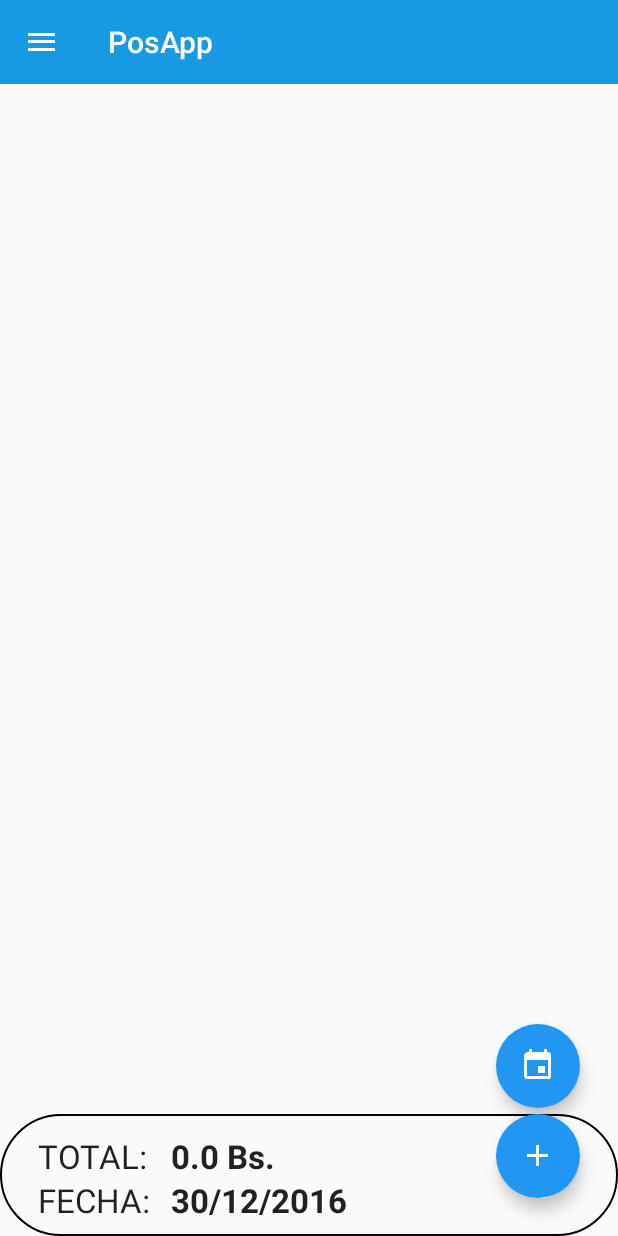
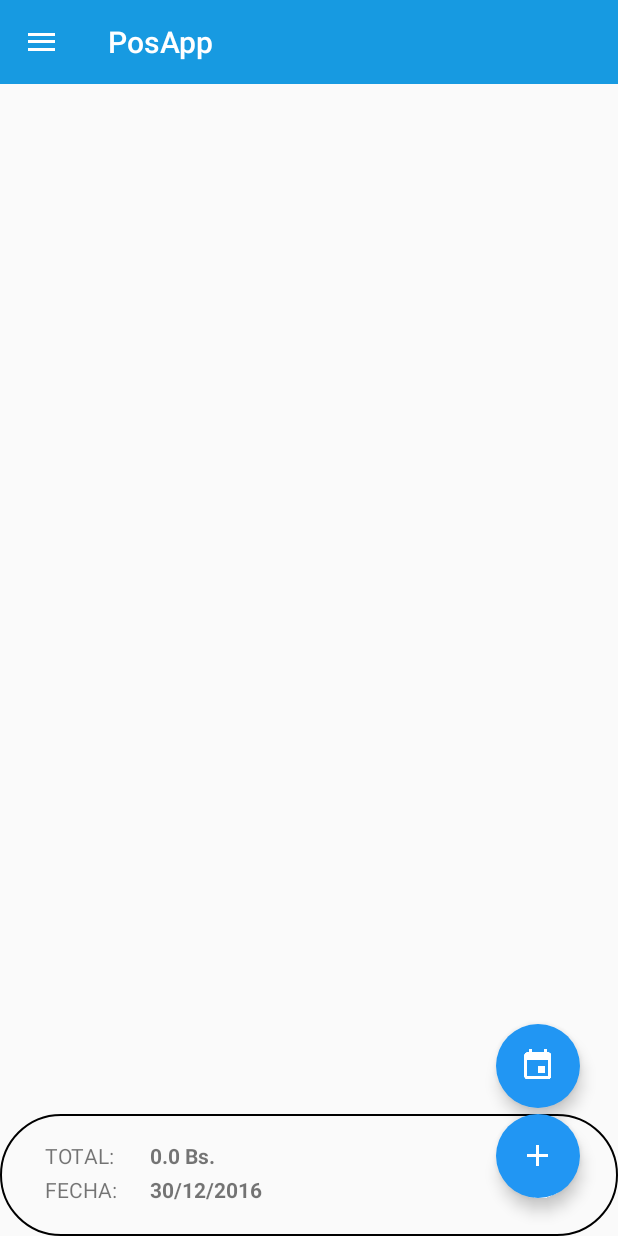
Before and after one commit to villcab/PosApp, an Android app: the screen it shows after launch (MainActivity), on a phone screen of 412 x 824 dp. Run offline under Robolectric (Android 15) with nearby library versions, the phone set to English and light mode, and no system bars; pictures from the network do not load.

```diff
--- a/app/src/main/res/layout/fragment_record.xml
+++ b/app/src/main/res/layout/fragment_record.xml
@@ -14,53 +14,73 @@
         android:background="@drawable/baground_border"
         android:layout_alignTop="@+id/btn_add">
 
+        <LinearLayout
+            android:orientation="vertical"
+            android:layout_width="match_parent"
+            android:layout_height="match_parent"
+            android:paddingLeft="30dp">
+
+            <LinearLayout
+                android:orientation="horizontal"
+                android:layout_width="match_parent"
+                android:layout_height="wrap_content"
+                android:paddingTop="18dp"
+                android:paddingBottom="3dp">
+
+                <TextView
+                    android:text="TOTAL:"
+                    android:layout_height="wrap_content"
+                    android:id="@+id/textView3"
+                    android:textAppearance="@android:style/TextAppearance.Material.Small"
+                    android:layout_above="@+id/date"
+                    android:layout_alignParentLeft="true"
+                    android:layout_alignParentStart="true"
+                    android:layout_weight="1"
+                    android:layout_width="140dp" />
+
                 <TextView
                     android:text="AMOUNT"
-            android:layout_width="wrap_content"
+                    android:layout_width="match_parent"
                     android:layout_height="wrap_content"
-            android:layout_marginLeft="13dp"
-            android:layout_marginStart="13dp"
                     android:id="@+id/total"
-            android:textAppearance="@style/TextAppearance.AppCompat.Large"
+                    android:textAppearance="@android:style/TextAppearance.Material.Small"
                     android:textStyle="normal|bold"
                     android:layout_alignParentTop="true"
                     android:layout_toRightOf="@+id/textView6"
                     android:layout_toEndOf="@+id/textView6"
-            android:layout_marginTop="13dp" />
+                    android:layout_weight="1" />
+            </LinearLayout>
+
+            <LinearLayout
+                android:orientation="horizontal"
+                android:layout_width="match_parent"
+                android:layout_height="wrap_content">
 
                 <TextView
-            android:text="TOTAL:"
-            android:layout_width="wrap_content"
+                    android:text="FECHA:"
+                    android:layout_width="140dp"
                     android:layout_height="wrap_content"
-            android:id="@+id/textView3"
-            android:textAppearance="@style/TextAppearance.AppCompat.Large"
-            android:layout_marginLeft="25dp"
-            android:layout_marginStart="25dp"
-            android:layout_alignBaseline="@+id/total"
-            android:layout_alignBottom="@+id/total"
-            android:layout_alignParentLeft="true"
-            android:layout_alignParentStart="true" />
+                    android:id="@+id/textView6"
+                    android:textAppearance="@android:style/TextAppearance.Material.Small"
+                    android:layout_below="@+id/textView3"
+                    android:layout_alignLeft="@+id/textView3"
+                    android:layout_alignStart="@+id/textView3"
+                    android:layout_weight="1" />
 
                 <TextView
                     android:text="DAY"
-            android:layout_width="wrap_content"
+                    android:layout_width="match_parent"
                     android:layout_height="wrap_content"
                     android:id="@+id/date"
-            android:textAppearance="@style/TextAppearance.AppCompat.Large"
+                    android:textAppearance="@android:style/TextAppearance.Material.Small"
                     android:textStyle="normal|bold"
-            android:layout_below="@+id/total"
+                    android:layout_alignParentBottom="true"
                     android:layout_alignLeft="@+id/total"
-            android:layout_alignStart="@+id/total" />
+                    android:layout_alignStart="@+id/total"
+                    android:layout_weight="1" />
+            </LinearLayout>
+        </LinearLayout>
 
-        <TextView
-            android:text="FECHA:"
-            android:layout_width="wrap_content"
-            android:layout_height="wrap_content"
-            android:id="@+id/textView6"
-            android:textAppearance="@style/TextAppearance.AppCompat.Large"
-            android:layout_below="@+id/textView3"
-            android:layout_alignLeft="@+id/textView3"
-            android:layout_alignStart="@+id/textView3" />
     </RelativeLayout>
 
     <android.support.v7.widget.RecyclerView
@@ -72,7 +92,7 @@
         android:layout_alignParentBottom="true"
         android:layout_alignParentLeft="true"
         android:layout_alignParentStart="true"
-        android:layout_marginBottom="77dp" />
+        android:layout_marginBottom="80dp" />
 
     <android.support.design.widget.FloatingActionButton
         android:id="@+id/btn_add"
```
Lines whose indentation alone changed are shown as unchanged.
